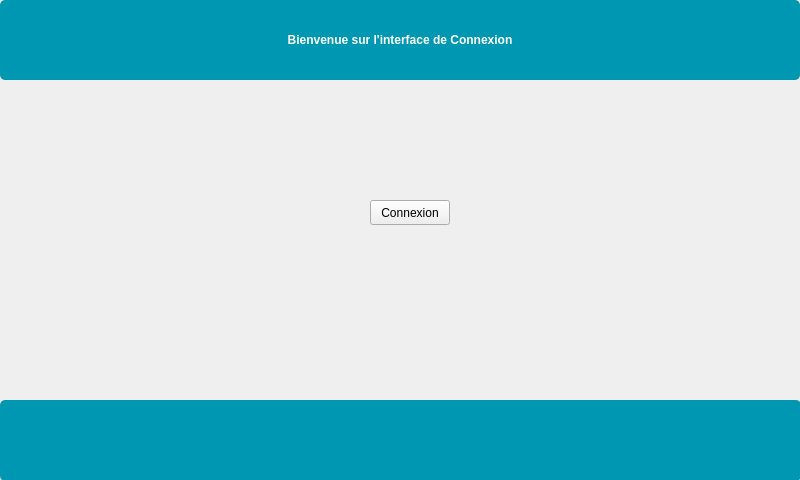
This is InterfaceEleve/mainwindow.ui in Sam-Depardieu/Labo-de-langue as Qt 5 draws it before an edit. The edited form follows.
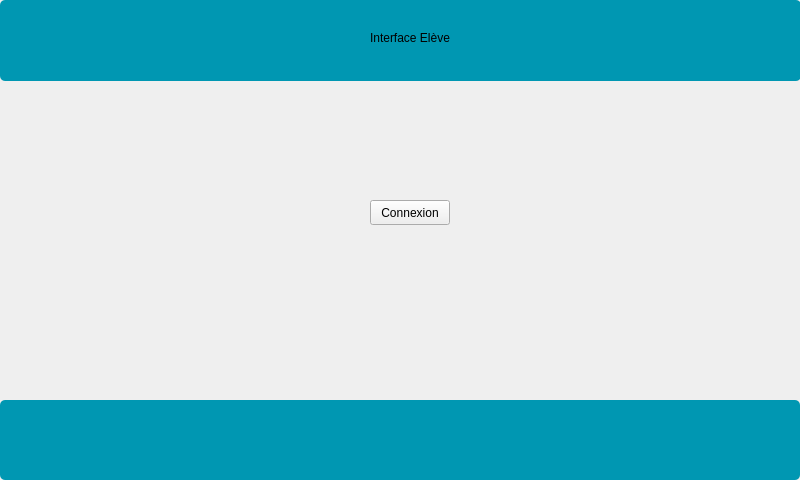
This is the edited form.

Commit message: Amélioration interface + changement fonctionnalités

Patch:
```diff
--- a/InterfaceEleve/mainwindow.ui
+++ b/InterfaceEleve/mainwindow.ui
@@ -38,48 +38,51 @@
      <string>Connexion</string>
     </property>
    </widget>
-   <widget class="QPushButton" name="pushButton_2">
+   <widget class="QGraphicsView" name="footer">
     <property name="geometry">
      <rect>
       <x>0</x>
       <y>400</y>
-      <width>801</width>
-      <height>81</height>
-     </rect>
-    </property>
-    <property name="styleSheet">
-     <string notr="true">QPushButton {
-    background-color: rgb(0, 151, 178); /* Fond bleu */
-    color: white; /* Texte en blanc */
-    border: none; /* Enlever le contour si nécessaire */
-    border-radius: 5px; /* Optionnel : coins arrondis */
-    font-weight: bold; /* Optionnel : texte en gras */
-}</string>
-    </property>
-    <property name="text">
-     <string/>
-    </property>
-   </widget>
-   <widget class="QPushButton" name="pushButton">
-    <property name="geometry">
-     <rect>
-      <x>0</x>
-      <y>0</y>
       <width>800</width>
       <height>80</height>
      </rect>
     </property>
     <property name="styleSheet">
-     <string notr="true">QPushButton {
-    background-color: rgb(0, 151, 178); /* Fond bleu */
+     <string notr="true">background-color: rgb(0, 151, 178); /* Fond bleu */
     color: white; /* Texte en blanc */
     border: none; /* Enlever le contour si nécessaire */
     border-radius: 5px; /* Optionnel : coins arrondis */
-    font-weight: bold; /* Optionnel : texte en gras */
-}</string>
+    font-weight: bold; /* Optionnel : texte en gras */</string>
+    </property>
+   </widget>
+   <widget class="QGraphicsView" name="bottom">
+    <property name="geometry">
+     <rect>
+      <x>0</x>
+      <y>0</y>
+      <width>801</width>
+      <height>81</height>
+     </rect>
+    </property>
+    <property name="styleSheet">
+     <string notr="true">background-color: rgb(0, 151, 178); /* Fond bleu */
+    color: white; /* Texte en blanc */
+    border: none; /* Enlever le contour si nécessaire */
+    border-radius: 5px; /* Optionnel : coins arrondis */
+    font-weight: bold; /* Optionnel : texte en gras */</string>
+    </property>
+   </widget>
+   <widget class="QLabel" name="label">
+    <property name="geometry">
+     <rect>
+      <x>370</x>
+      <y>30</y>
+      <width>81</width>
+      <height>16</height>
+     </rect>
     </property>
     <property name="text">
-     <string>Bienvenue sur l'interface de Connexion</string>
+     <string>Interface Elève</string>
     </property>
    </widget>
   </widget>
```
The commit also changes 954 other files.
